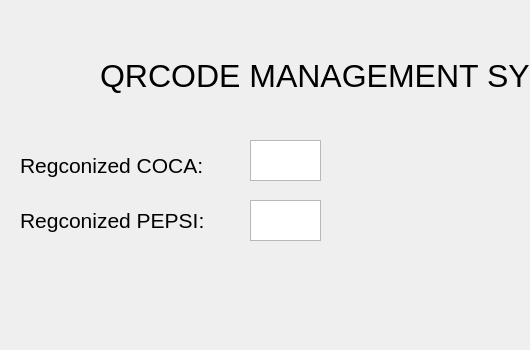
The window that qrcodeapp2.ui (minhtruong92030/QrCodeReading) describes before a commit, drawn with Qt 5; both pictures show x 0 to 530 and y 0 to 350 of the 800 by 600 pixel window.
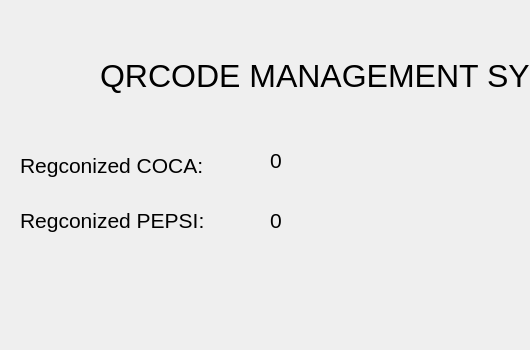
The same window after the commit.

```diff
--- a/qrcodeapp2.ui
+++ b/qrcodeapp2.ui
@@ -68,25 +68,41 @@
      <string>Regconized PEPSI:</string>
     </property>
    </widget>
-   <widget class="QTextEdit" name="ReValCOCA">
+   <widget class="QLabel" name="RegValueCoca">
     <property name="geometry">
      <rect>
-      <x>250</x>
-      <y>140</y>
-      <width>71</width>
-      <height>41</height>
+      <x>270</x>
+      <y>150</y>
+      <width>61</width>
+      <height>21</height>
      </rect>
     </property>
+    <property name="font">
+     <font>
+      <pointsize>16</pointsize>
+     </font>
+    </property>
+    <property name="text">
+     <string>0</string>
+    </property>
    </widget>
-   <widget class="QTextEdit" name="ReValPEPSI">
+   <widget class="QLabel" name="RegValuePepsi">
     <property name="geometry">
      <rect>
-      <x>250</x>
-      <y>200</y>
-      <width>71</width>
-      <height>41</height>
+      <x>270</x>
+      <y>210</y>
+      <width>61</width>
+      <height>21</height>
      </rect>
     </property>
+    <property name="font">
+     <font>
+      <pointsize>16</pointsize>
+     </font>
+    </property>
+    <property name="text">
+     <string>0</string>
+    </property>
    </widget>
   </widget>
   <widget class="QMenuBar" name="menubar">
```
